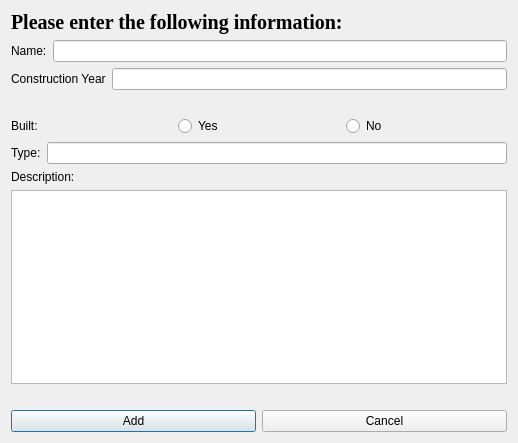
Before: the Qt Designer form add_computers.ui in HKH515/VLN56, drawn with Qt 5.
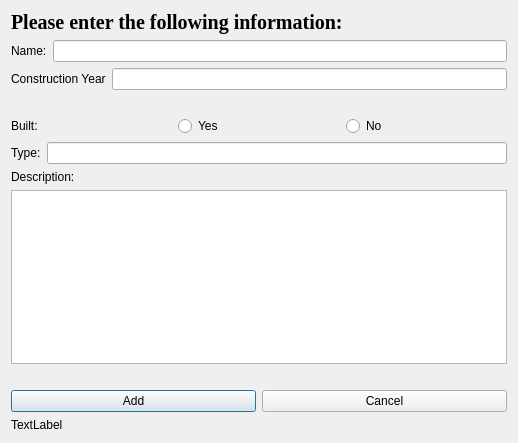
After: the same form once the commit is applied.

Commit message: add works for computer and person with verificationgit add verification.hgit add verification.h

The edit to the form file:
```diff
--- a/add_computers.ui
+++ b/add_computers.ui
@@ -130,6 +130,13 @@
      </item>
     </layout>
    </item>
+   <item>
+    <widget class="QLabel" name="error_label">
+     <property name="text">
+      <string>TextLabel</string>
+     </property>
+    </widget>
+   </item>
   </layout>
  </widget>
  <resources/>
```
The commit also changes 5 other files.
